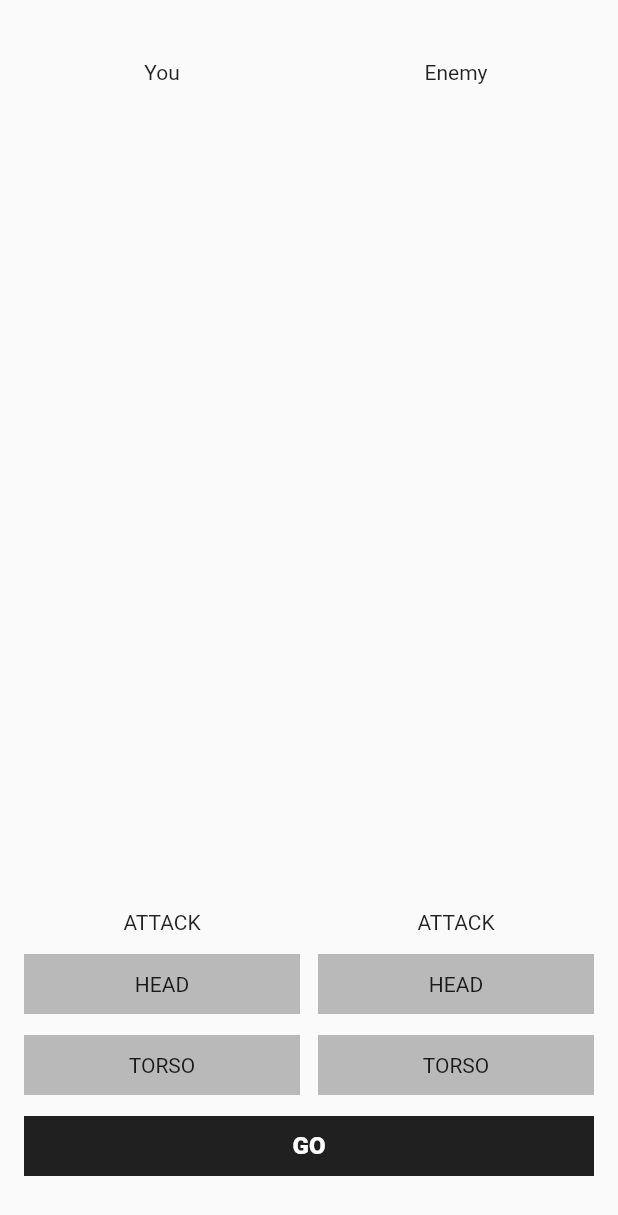
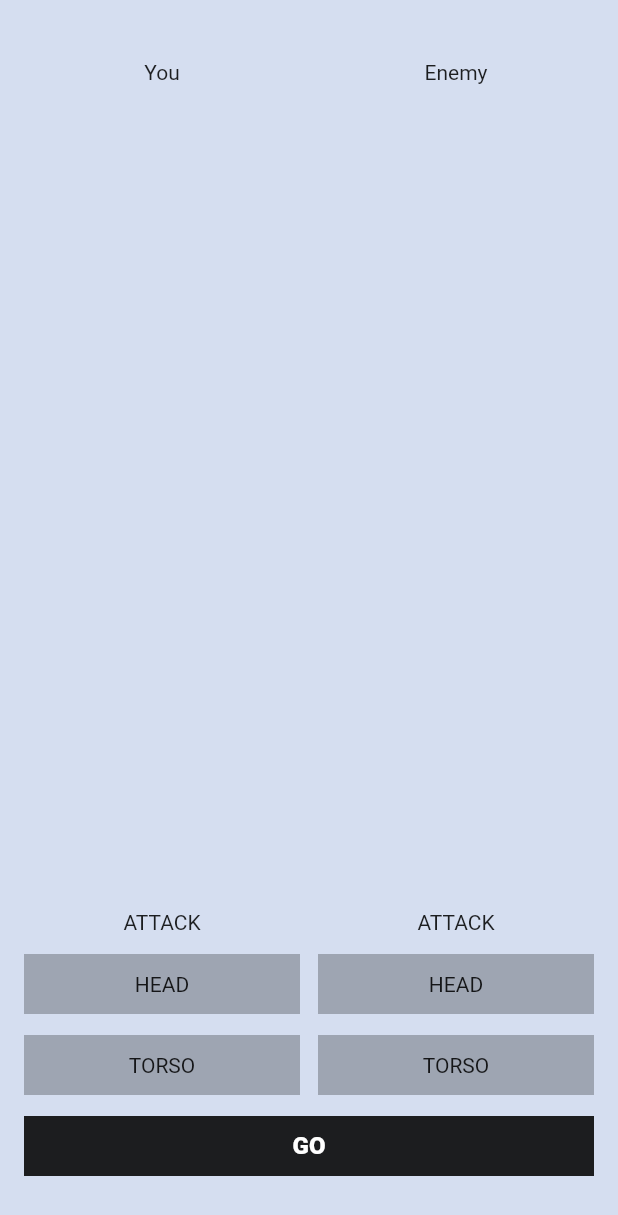
Before and after one commit to msAlexG/flutter_fight_club, a Flutter app: the screen it shows after launch, on a phone screen of 412 x 824 dp. Shown: the top 1215 px of the screen. Run offline on Flutter 3.47's test engine with Material 2 defaults, Android fonts, the phone set to English and light mode, and no system bars.

Commit message:
first commit2

```diff
--- a/lib/main.dart
+++ b/lib/main.dart
@@ -30,7 +30,9 @@ class _MyHomePageState extends State<MyHomePage> {
   @override
   Widget build(BuildContext context) {
     return Scaffold(
-      body: Column(
+      body: ColoredBox(
+        color: Color.fromRGBO(213, 222, 240, 1),
+        child: Column(
           children: [
             SizedBox(height: 40),
             Row(
@@ -122,6 +124,7 @@ class _MyHomePageState extends State<MyHomePage> {
             SizedBox(height: 40),
           ],
         ),
+      ),
     );
   }
 
```
Lines whose indentation alone changed are shown as unchanged.
